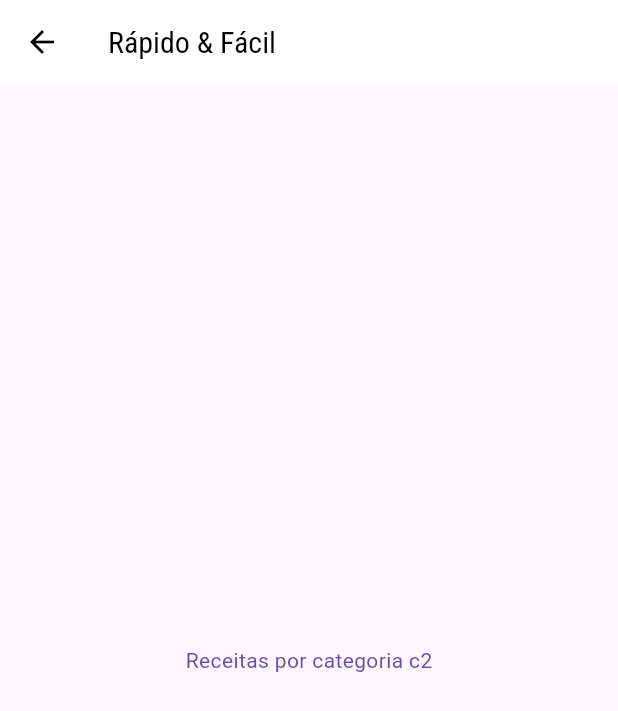
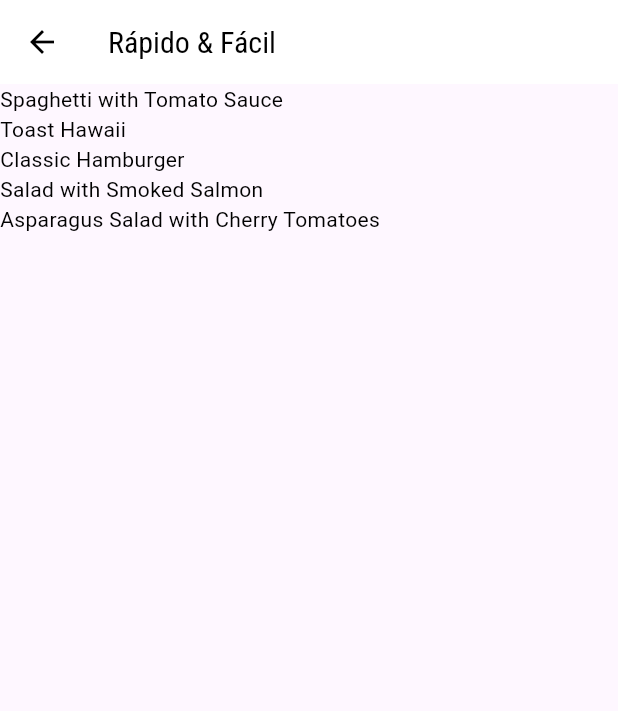
Before and after one commit to IsraelRAlencar/Projeto-Meals, a Flutter app: the screen it shows after launch, after a tap on "Rápido & Fácil", on a phone screen of 412 x 824 dp. Shown: the top 711 px of the screen. Run offline on Flutter 3.47's test engine with Material 3 defaults, Android fonts, the phone set to English and light mode, and no system bars.

Commit message:
new - selecionando refeicoes por categoria

```diff
--- a/lib/data/dummy_data.dart
+++ b/lib/data/dummy_data.dart
@@ -57,7 +57,7 @@ const DUMMY_CATEGORIES = const [
   ),
 ];
 
-const dummyMeals = [
+const DUMMY_MEALS = [
   Meal(
     id: 'm1',
     categories: ['c1', 'c2'],
--- a/lib/screens/categories_meals_screen.dart
+++ b/lib/screens/categories_meals_screen.dart
@@ -1,22 +1,29 @@
 // ignore_for_file: use_key_in_widget_constructors
 
 import 'package:flutter/material.dart';
+import 'package:meals/data/dummy_data.dart';
 import '../models/category.dart';
 
 class CategoiresMealsScreen extends StatelessWidget {
   @override
   Widget build(BuildContext context) {
     final category = ModalRoute.of(context)?.settings.arguments as Category;
+    final categoryMeals = DUMMY_MEALS.where((meal) {
+      return meal.categories.contains(category.id);
+    }).toList();
 
     return Scaffold(
       appBar: AppBar(
         title: Text(category.title),
       ),
-      body: Center(
-        child: Text('Receitas por categoria ${category.id}',
-            style: TextStyle(
-              color: Theme.of(context).primaryColor,
-            )),
+      body: ListView.builder(
+        itemCount: categoryMeals.length,
+        itemBuilder: ((ctx, index) {
+          return Text(
+            categoryMeals[index].title,
+            style: const TextStyle(color: Colors.black),
+          );
+        }),
       ),
     );
   }
```
